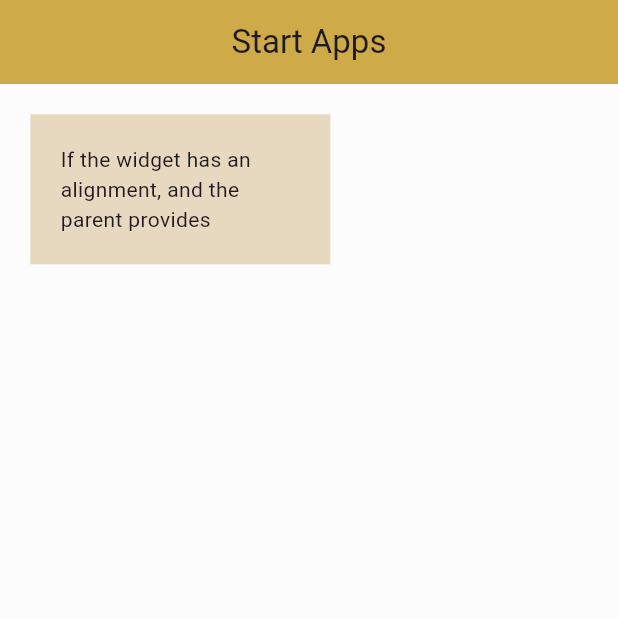
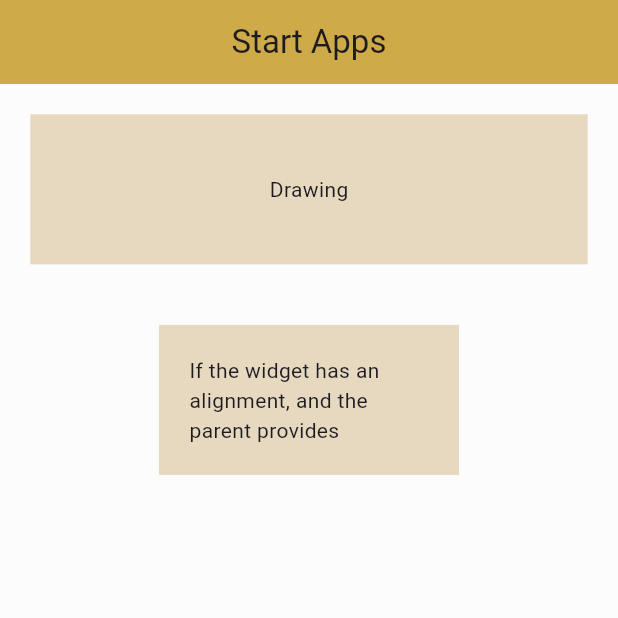
Before and after one commit to Petedarkpete/flutter-pro, a Flutter app: the screen it shows after launch, on a phone screen of 412 x 824 dp, the top half of it. Run offline on Flutter 3.47's test engine with Material 3 defaults, Android fonts, the phone set to English and light mode, and no system bars.

Commit message:
rows and columns

```diff
--- a/lib/main.dart
+++ b/lib/main.dart
@@ -17,8 +17,21 @@ class MyWidget extends StatelessWidget {
           ),
           backgroundColor: const Color.fromARGB(255, 206, 170, 72),
         ),
-        body: Container(
-          child: const Text('If the widget has an alignment, '
+        body: Center(
+
+          child: Column(
+            children: [
+              Container(
+                alignment: Alignment.center,
+                child: Text('Drawing'),
+                margin: EdgeInsets.all(20.20),
+                padding: EdgeInsets.all(20.20),
+                color: const Color.fromARGB(255, 230, 217, 191),
+                width: 400,
+                height: 100,
+              ),
+              Container(
+                child: Text('If the widget has an alignment, '
                     'and the parent provides bounded constraints, then the Container tries to expand to'
                     'fit the parent, and then positions the child within itself as per the alignment.'),
                 color: const Color.fromARGB(255, 230, 217, 191),
@@ -28,6 +41,9 @@ class MyWidget extends StatelessWidget {
                 width: 200,
                 height: 100,
               ),
+            ],
+          ),
+        ),
         backgroundColor: const Color.fromARGB(255, 252, 252, 252),
       ),
     );
```
Lines whose indentation alone changed are shown as unchanged.
